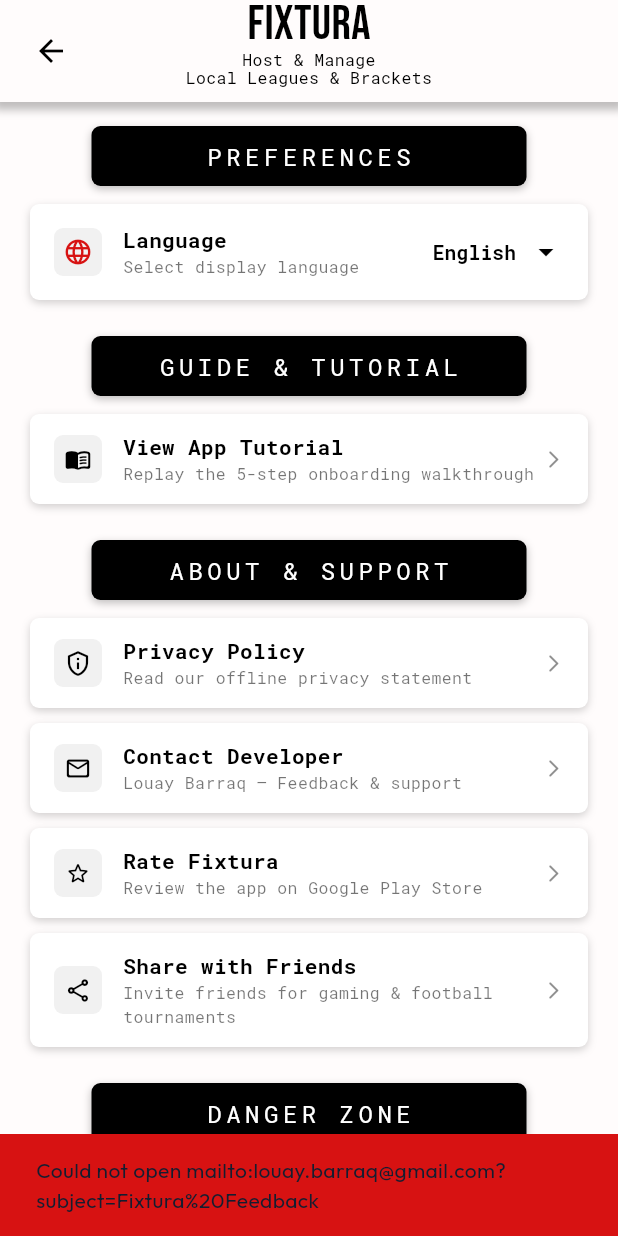
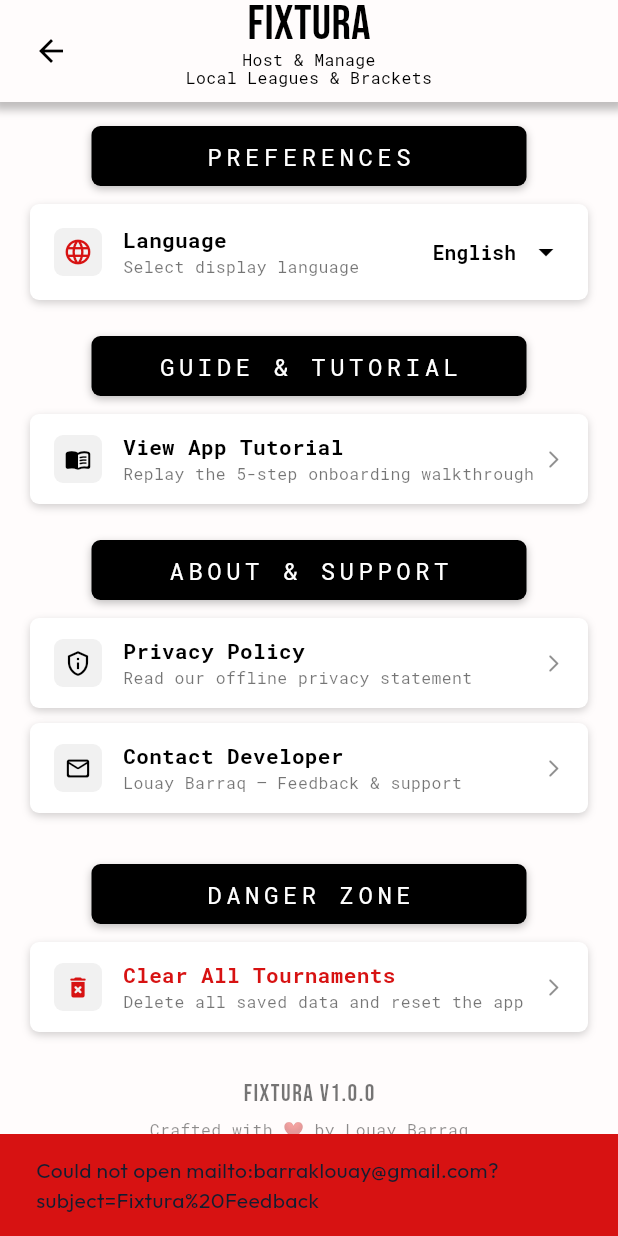
Before and after one commit to Louay-Barraq/Fixtura, a Flutter app: the SettingsScreen screen opened directly, after a tap on "Contact Developer", on a phone screen of 412 x 824 dp. Run offline on Flutter 3.47's test engine with Material 3 defaults, Android fonts, the phone set to English and light mode, and no system bars; our stand-ins replace gap, google_fonts, share_plus, shared_preferences, sqflite; accounts and stored records are empty.

Commit message:
fix: splash screen icon cropping, contact developer mailto link, and roulette redesign
- Replace Android 12 splash image with safe-zone version (65% scale) that fits inside circular mask without cropping
- Regenerate all density-specific splash drawables
- Add mailto/https/market intent queries to AndroidManifest.xml for Android 11+ package visibility
- Rewrite _launchUrl() to skip canLaunchUrl() (unreliable on Android 11+) and call launchUrl() directly with fallback
- Roulette wheel: alternating red/black slices, white GO button, white text labels

```diff
--- a/lib/screens/settings_screen.dart
+++ b/lib/screens/settings_screen.dart
@@ -13,16 +13,23 @@
 class SettingsScreen extends StatelessWidget {
   const SettingsScreen({super.key});
 
-  final String _appVersion = 'v1.0.0 (1)';
+  final String _appVersion = 'v1.0.0';
   static const List<String> _languages = ['English', 'Français', 'Español', 'العربية'];
 
   Future<void> _launchUrl(BuildContext context, String urlString) async {
+    try {
       final Uri uri = Uri.parse(urlString);
+      // For mailto and market schemes, launch directly without canLaunchUrl check,
+      // as canLaunchUrl can return false on Android 11+ if no default email app is registered yet.
+      bool launched = false;
       try {
-      if (await canLaunchUrl(uri)) {
-        await launchUrl(uri, mode: LaunchMode.externalApplication);
-      } else {
-        if (context.mounted) {
+        launched = await launchUrl(uri, mode: LaunchMode.externalApplication);
+      } catch (_) {
+        // Fallback for non-external or platform default mode
+        launched = await launchUrl(uri);
+      }
+
+      if (!launched && context.mounted) {
         ScaffoldMessenger.of(context).showSnackBar(
           SnackBar(
             content: Text('Could not open $urlString'),
@@ -30,12 +37,11 @@
           ),
         );
       }
-      }
     } catch (e) {
       if (context.mounted) {
         ScaffoldMessenger.of(context).showSnackBar(
           SnackBar(
-            content: Text('Error: $e'),
+            content: Text('Error opening link: $e'),
             backgroundColor: const Color(0xFFD71212),
           ),
         );
@@ -43,6 +49,7 @@
     }
   }
 
+  // ignore: unused_element
   void _shareApp(BuildContext context) {
     Share.share(
       'Check out Fixtura — the offline tournament generator, league standings, and team roulette drafting app for Android!\nhttps://play.google.com/store/apps/details?id=com.louaybarraq.fixtura',
@@ -188,24 +195,24 @@
                       icon: Icons.mail_outline_rounded,
                       title: l10n.contactDeveloper,
                       subtitle: l10n.contactDeveloperSubtitle,
-                      onTap: () => _launchUrl(context, 'mailto:louay.barraq@gmail.com?subject=Fixtura%20Feedback'),
+                      onTap: () => _launchUrl(context, 'mailto:barraklouay@gmail.com?subject=Fixtura%20Feedback'),
                     ),
                     const Gap(10),
-                    _buildSettingsTile(
-                      context,
-                      icon: Icons.star_border_rounded,
-                      title: l10n.rateFixtura,
-                      subtitle: l10n.rateFixturaSubtitle,
-                      onTap: () => _launchUrl(context, 'market://details?id=com.louaybarraq.fixtura'),
-                    ),
-                    const Gap(10),
-                    _buildSettingsTile(
-                      context,
-                      icon: Icons.share_outlined,
-                      title: l10n.shareWithFriends,
-                      subtitle: l10n.shareSubtitle,
-                      onTap: () => _shareApp(context),
-                    ),
+                    // _buildSettingsTile(
+                    //   context,
+                    //   icon: Icons.star_border_rounded,
+                    //   title: l10n.rateFixtura,
+                    //   subtitle: l10n.rateFixturaSubtitle,
+                    //   onTap: () => _launchUrl(context, 'market://details?id=com.louaybarraq.fixtura'),
+                    // ),
+                    // const Gap(10),
+                    // _buildSettingsTile(
+                    //   context,
+                    //   icon: Icons.share_outlined,
+                    //   title: l10n.shareWithFriends,
+                    //   subtitle: l10n.shareSubtitle,
+                    //   onTap: () => _shareApp(context),
+                    // ),
                     const Gap(24),
 
                     // Section 4: DANGER ZONE
--- a/lib/widgets/custom_roulette_wheel.dart
+++ b/lib/widgets/custom_roulette_wheel.dart
@@ -313,9 +313,9 @@
     final double sweepAngle = (2 * pi) / totalItems;
 
     final Paint borderPaint = Paint()
-      ..color = Colors.black
+      ..color = Colors.white
       ..style = PaintingStyle.stroke
-      ..strokeWidth = 2.0;
+      ..strokeWidth = 3.0;
 
     final Paint spokePaint = Paint()
       ..color = Colors.white
--- a/pubspec.yaml
+++ b/pubspec.yaml
@@ -73,7 +73,7 @@
   image: "assets/icons/fixtura_splash_android12_white.png"
   android_12:
     color: "#FFFCFC"
-    image: "assets/icons/fixtura_splash_wordmark_white.png"
+    image: "assets/icons/fixtura_splash_wordmark_android12_safe.png"
   android: true
   ios: true
 
```
Also changed, not shown: assets/icons/fixtura_splash_wordmark_android12_safe.png (added), 12 other files. Lines whose indentation alone changed are shown as unchanged.
